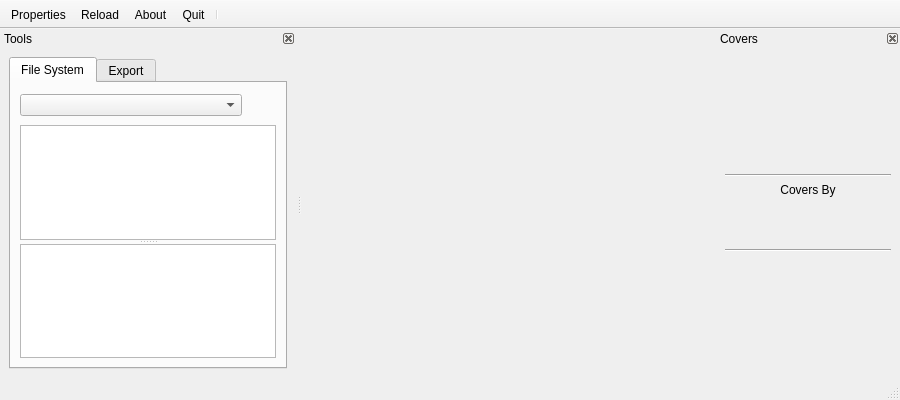
First picture: the form in qwbfs/src/UIMain.ui, repository maniac787/qwbfsmanager, before the edit.
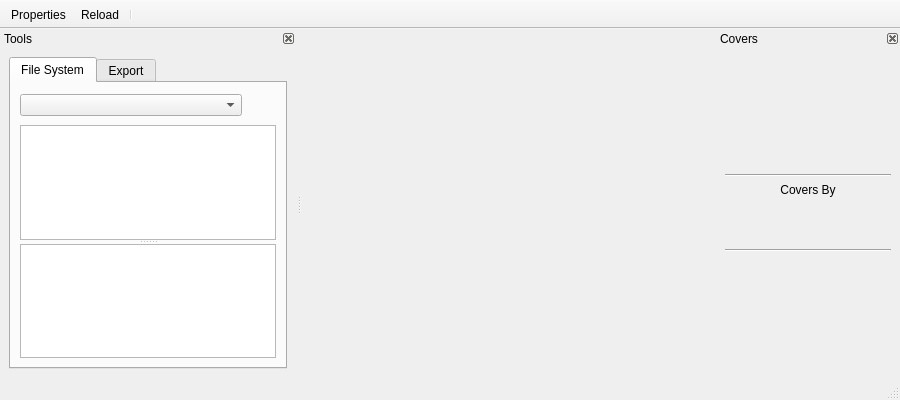
Second picture: the form after the edit. Icons and pictures are not drawn. Custom widgets are drawn as their Qt base class.

What changed in the file:
```diff
--- a/qwbfs/src/UIMain.ui
+++ b/qwbfs/src/UIMain.ui
@@ -269,8 +269,6 @@
    </attribute>
    <addaction name="aProperties"/>
    <addaction name="aReloadPartitions"/>
-   <addaction name="aAbout"/>
-   <addaction name="aQuit"/>
    <addaction name="separator"/>
   </widget>
   <widget class="pDockWidget" name="dwCovers">
```
Left out of the diff: 18 changed lines with no effect on the pictures.
